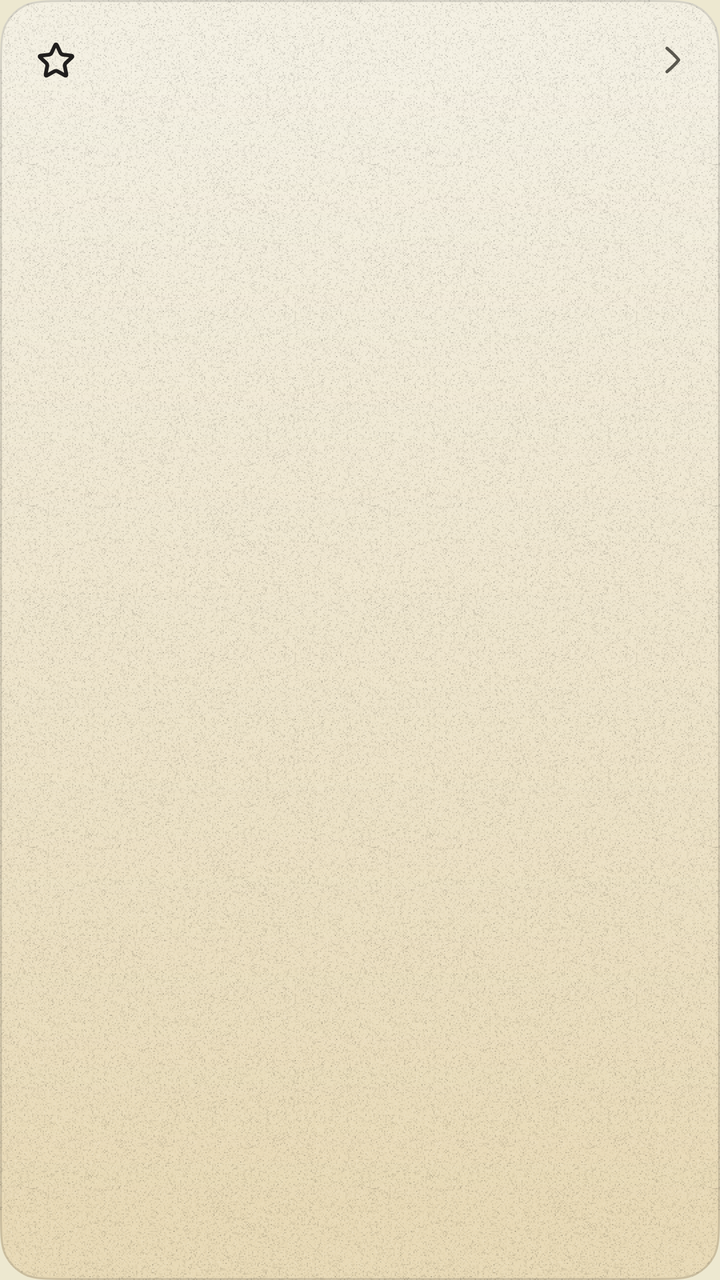
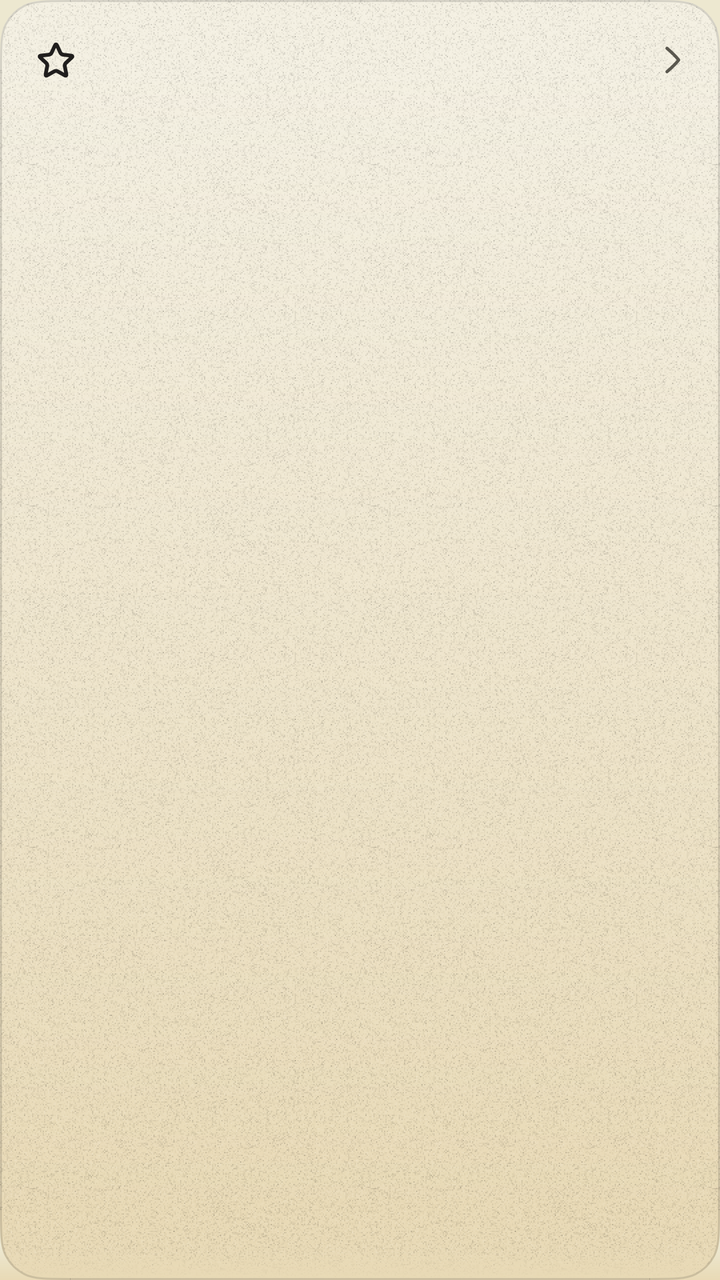

Compare the two renders of this Android layout. The source of the first and the diff that turns it into the second are given below.
<!-- AndroidManifest.xml: application theme AppTheme -->
<!-- res/layout/widget_calls.xml -->
<?xml version="1.0" encoding="utf-8"?>
<FrameLayout xmlns:android="http://schemas.android.com/apk/res/android"
    android:id="@android:id/background"
    android:clipToOutline="true"
    android:outlineProvider="bounds"
    android:layout_width="match_parent"
    android:layout_height="match_parent"
    android:background="@drawable/wgen_panel_ground"
    android:foreground="@drawable/wgen_panel_edge">

    <LinearLayout
        android:layout_width="match_parent"
        android:layout_height="match_parent"
        android:orientation="vertical">

        <LinearLayout
            android:id="@+id/calls_open"
            android:layout_width="match_parent"
            android:layout_height="48dp"
            android:layout_marginStart="6dp"
            android:layout_marginTop="6dp"
            android:layout_marginEnd="6dp"
            android:background="@drawable/wgen_row_press"
            android:contentDescription="@string/widget_calls_open"
            android:gravity="center_vertical"
            android:orientation="horizontal"
            android:paddingStart="10dp"
            android:paddingEnd="8dp">

            
            <ImageView
                android:id="@+id/calls_mark"
                android:layout_width="24dp"
                android:layout_height="24dp"
                android:importantForAccessibility="no"
                android:scaleType="fitCenter"
                android:src="@drawable/wgen_g_star" />

            
            <FrameLayout
                android:layout_width="0dp"
                android:layout_height="wrap_content"
                android:layout_marginStart="10dp"
                android:layout_weight="1">

                <ImageView
                    android:id="@+id/calls_title_image"
                    android:layout_width="wrap_content"
                    android:layout_height="wrap_content"
                    android:visibility="gone" />

                <TextView
                    android:id="@+id/calls_title"
                    style="@style/WidgetText.Title"
                    android:layout_width="wrap_content"
                    android:layout_height="wrap_content"
                    android:ellipsize="end"
                    android:maxLines="1" />
            </FrameLayout>

            <ImageView
                android:layout_width="20dp"
                android:layout_height="20dp"
                android:importantForAccessibility="no"
                android:src="@drawable/wgen_g_chevron_right_ink_muted" />
        </LinearLayout>

        <FrameLayout
            android:layout_width="match_parent"
            android:layout_height="0dp"
            android:layout_weight="1">

            <GridView
                android:id="@+id/calls_grid"
                android:layout_width="match_parent"
                android:layout_height="match_parent"
                android:clipToPadding="true"
                android:columnWidth="76dp"
                android:gravity="center"
                android:horizontalSpacing="0dp"
                android:numColumns="auto_fit"
                android:paddingStart="8dp"
                android:paddingTop="2dp"
                android:paddingEnd="8dp"
                android:paddingBottom="8dp"
                android:scrollbars="none"
                android:stretchMode="spacingWidthUniform"
                android:verticalSpacing="2dp" />

            <LinearLayout
                android:id="@+id/calls_static"
                android:layout_width="match_parent"
                android:layout_height="wrap_content"
                android:orientation="vertical"
                android:paddingStart="8dp"
                android:paddingEnd="8dp"
                android:visibility="gone" />

            <LinearLayout
                android:id="@+id/calls_empty"
                android:layout_width="match_parent"
                android:layout_height="match_parent"
                android:gravity="center"
                android:orientation="vertical"
                android:paddingStart="16dp"
                android:paddingEnd="16dp"
                android:paddingBottom="12dp"
                android:visibility="gone">

                <TextView
                    android:id="@+id/calls_empty_text"
                    style="@style/WidgetText.Meta"
                    android:layout_width="wrap_content"
                    android:layout_height="wrap_content"
                    android:gravity="center" />

                <LinearLayout
                    android:id="@+id/calls_empty_open"
                    android:layout_width="wrap_content"
                    android:layout_height="48dp"
                    android:layout_marginTop="4dp"
                    android:background="@drawable/wgen_control_press"
                    android:gravity="center_vertical"
                    android:orientation="horizontal"
                    android:paddingStart="14dp"
                    android:paddingEnd="10dp">

                    <TextView
                        android:id="@+id/w_calls_empty_open"
                        style="@style/WidgetText.Action"
                        android:layout_width="wrap_content"
                        android:layout_height="wrap_content"
                        android:text="@string/widget_open_app" />

                    <ImageView
                        android:layout_width="18dp"
                        android:layout_height="18dp"
                        android:layout_marginStart="4dp"
                        android:importantForAccessibility="no"
                        android:src="@drawable/wgen_g_chevron_right_link" />
                </LinearLayout>
            </LinearLayout>
        </FrameLayout>
    </LinearLayout>
</FrameLayout>
<!-- resources referenced by this layout -->
<resources>
  <!-- drawable wgen_control_press (drawable) -->
  <?xml version="1.0" encoding="utf-8"?>
  <selector xmlns:android="http://schemas.android.com/apk/res/android" android:exitFadeDuration="150">
    <item android:state_pressed="true" android:drawable="@drawable/wgen_control_tint"/>
    <item android:drawable="@android:color/transparent"/>
  </selector>
  <!-- drawable wgen_g_chevron_right_link (drawable) -->
  <?xml version="1.0" encoding="utf-8"?>
  <vector xmlns:android="http://schemas.android.com/apk/res/android" android:width="18dp" android:height="18dp" android:viewportWidth="24" android:viewportHeight="24">
    <path android:pathData="M9 5C11.6 7.2 14 9.4 16 12C14 14.6 11.6 16.8 9 19" android:fillColor="#00000000" android:strokeColor="@color/wgen_link" android:strokeWidth="1.9" android:strokeLineCap="round" android:strokeLineJoin="round"/>
  </vector>
  <!-- drawable wgen_row_press (drawable) -->
  <?xml version="1.0" encoding="utf-8"?>
  <selector xmlns:android="http://schemas.android.com/apk/res/android" android:exitFadeDuration="150">
    <item android:state_pressed="true" android:drawable="@drawable/wgen_row_tint"/>
    <item android:drawable="@android:color/transparent"/>
  </selector>
  <string name="widget_calls_open">Open the list</string>
  <string name="widget_open_app">Open Contacts</string>
  <style name="WidgetText.Action">
          <item name="android:fontFamily">sans-serif-medium</item>
          <item name="android:textColor">@color/wgen_link</item>
          <item name="android:textSize">14sp</item>
          <item name="android:lineHeight">18sp</item>
      </style>
  <style name="WidgetText.Meta">
          <item name="android:textColor">@color/wgen_ink_muted</item>
          <item name="android:textSize">13sp</item>
          <item name="android:lineHeight">18sp</item>
      </style>
  <style name="WidgetText.Title">
          <item name="android:fontFamily">sans-serif-medium</item>
          <item name="android:textSize">16sp</item>
          <item name="android:lineHeight">22sp</item>
      </style>
  <style name="AppTheme" parent="Theme.AppCompat.DayNight.NoActionBar">
          <item name="android:editTextBackground">@drawable/rn_edit_text_material</item>
          <item name="android:windowBackground">@color/window_ground</item>
      </style>
  <color name="wgen_ink_muted">#FF5A574E</color>
  <color name="wgen_link">#FF8C491A</color>
  <color name="wgen_ink">#FF201E1D</color>
  <color name="wgen_hairline">#24201E1D</color>
  <color name="window_ground">#EDE8D0</color>
  <!-- drawable wgen_control_tint_tl (drawable) -->
  <?xml version="1.0" encoding="utf-8"?>
  <vector xmlns:android="http://schemas.android.com/apk/res/android" android:width="20.8dp" android:height="20.8dp" android:viewportWidth="20.8" android:viewportHeight="20.8">
    <group>
      <path android:pathData="M0,20.8 L0,20.8 C0,13.519,0,9.879,1.417,7.098 C2.663,4.652,4.652,2.663,7.098,1.417 C9.879,0,13.519,0,20.8,0 L20.8,20.8 Z" android:fillColor="@color/wgen_press"/>
    </group>
  </vector>
  <color name="wgen_press">#1A201E1D</color>
  <!-- drawable wgen_row_tint_tl (drawable) -->
  <?xml version="1.0" encoding="utf-8"?>
  <vector xmlns:android="http://schemas.android.com/apk/res/android" android:width="19.2dp" android:height="19.2dp" android:viewportWidth="19.2" android:viewportHeight="19.2">
    <group>
      <path android:pathData="M0,19.2 L0,19.2 C0,12.479,0,9.119,1.308,6.552 C2.458,4.294,4.294,2.458,6.552,1.308 C9.119,0,12.479,0,19.2,0 L19.2,19.2 Z" android:fillColor="@color/wgen_press"/>
    </group>
  </vector>
  <!-- unchanged entries left out for length: 17 -->
</resources>

<!-- the commit's change to res/layout/widget_calls.xml (unified diff, before → after) -->
@@ -74,7 +74,7 @@
                 android:id="@+id/calls_grid"
                 android:layout_width="match_parent"
                 android:layout_height="match_parent"
-                android:clipToPadding="true"
+                android:clipToPadding="false"
                 android:columnWidth="76dp"
                 android:gravity="center"
                 android:horizontalSpacing="0dp"
@@ -82,10 +82,17 @@
                 android:paddingStart="8dp"
                 android:paddingTop="2dp"
                 android:paddingEnd="8dp"
-                android:paddingBottom="8dp"
+                android:paddingBottom="16dp"
                 android:scrollbars="none"
                 android:stretchMode="spacingWidthUniform"
                 android:verticalSpacing="2dp" />
+
+            
+            <FrameLayout
+                android:layout_width="match_parent"
+                android:layout_height="16dp"
+                android:layout_gravity="bottom"
+                android:background="@drawable/wgen_fade_ground" />
 
             <LinearLayout
                 android:id="@+id/calls_static"
<!-- resource entries referenced after the edit -->
@@ -6,6 +6,9 @@
     <item android:state_pressed="true" android:drawable="@drawable/wgen_control_tint"/>
     <item android:drawable="@android:color/transparent"/>
   </selector>
+  <!-- drawable wgen_fade_ground (drawable) -->
+  <?xml version="1.0" encoding="utf-8"?>
+  <shape xmlns:android="http://schemas.android.com/apk/res/android" android:shape="rectangle"><gradient android:angle="90" android:startColor="@color/wgen_ground_bottom" android:endColor="@color/wgen_ground_bottom_clear"/></shape>
   <!-- drawable wgen_g_chevron_right_link (drawable) -->
   <?xml version="1.0" encoding="utf-8"?>
   <vector xmlns:android="http://schemas.android.com/apk/res/android" android:width="18dp" android:height="18dp" android:viewportWidth="24" android:viewportHeight="24">
@@ -39,6 +42,8 @@
           <item name="android:editTextBackground">@drawable/rn_edit_text_material</item>
           <item name="android:windowBackground">@color/window_ground</item>
       </style>
+  <color name="wgen_ground_bottom">#FFE8D9B5</color>
+  <color name="wgen_ground_bottom_clear">#00E8D9B5</color>
   <color name="wgen_ink_muted">#FF5A574E</color>
   <color name="wgen_link">#FF8C491A</color>
   <color name="wgen_ink">#FF201E1D</color>
